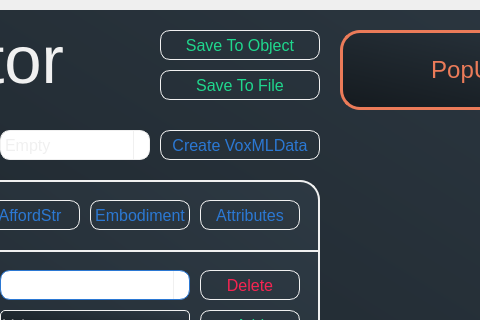
Above: voxml-framework/Scenes/UI/MainVoxMLWindow.ui from lukasgeis/text2scene before the change; both pictures show x 520 to 1000 and y 0 to 320 of the 1300 by 820 pixel window. Below: the same form after it.
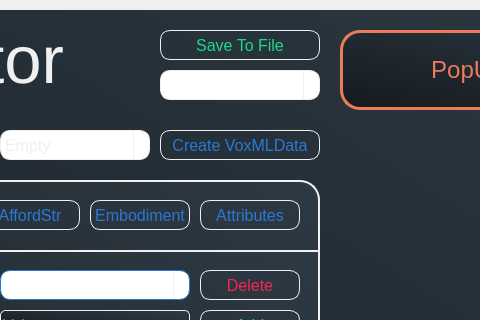
That is the form after the change.

Commit message: opening restructure

What changed in the file:
```diff
--- a/voxml-framework/Scenes/UI/MainVoxMLWindow.ui
+++ b/voxml-framework/Scenes/UI/MainVoxMLWindow.ui
@@ -3923,7 +3923,7 @@
      <property name="geometry">
       <rect>
        <x>670</x>
-       <y>60</y>
+       <y>20</y>
        <width>160</width>
        <height>30</height>
       </rect>
@@ -3959,46 +3959,6 @@
       <string>Save To File</string>
      </property>
     </widget>
-    <widget class="QPushButton" name="saveToObject">
-     <property name="geometry">
-      <rect>
-       <x>670</x>
-       <y>20</y>
-       <width>160</width>
-       <height>30</height>
-      </rect>
-     </property>
-     <property name="font">
-      <font>
-       <family>Segoe UI</family>
-       <pointsize>12</pointsize>
-       <weight>50</weight>
-       <italic>false</italic>
-       <bold>false</bold>
-       <underline>false</underline>
-       <strikeout>false</strikeout>
-      </font>
-     </property>
-     <property name="toolTip">
-      <string>Save your edits to your VoxML Object</string>
-     </property>
-     <property name="styleSheet">
-      <string notr="true">QPushButton {
-	background-color:  qlineargradient(x1: 0, y1: 0, x2: 0, y2: 1,
-                                 stop: 0 #161c21, stop: 1.0 #2d3943);
-	border-radius: 10px;
-	border: 1px solid #f0f0f0;
-	color: #1fd78d;
-}
-
-QPushButton::hover {
-	border: 1px solid #1fd78d;
-}</string>
-     </property>
-     <property name="text">
-      <string>Save To Object</string>
-     </property>
-    </widget>
     <widget class="QLabel" name="popupText">
      <property name="geometry">
       <rect>
@@ -4140,6 +4100,64 @@
       <string>Image</string>
      </property>
     </widget>
+    <widget class="QComboBox" name="chooseVoxMLObject">
+     <property name="geometry">
+      <rect>
+       <x>670</x>
+       <y>60</y>
+       <width>160</width>
+       <height>30</height>
+      </rect>
+     </property>
+     <property name="styleSheet">
+      <string notr="true">QComboBox {
+    border: 1px solid #f0f0f0;
+    border-radius: 10px;
+	color: #f0f0f0;
+}
+
+QComboBox::hover {
+	border: 2px solid #1fd78d;
+}
+
+QComboBox:editable {
+    background: #f0f0f0;
+}
+
+QComboBox:!editable, QComboBox::drop-down:editable {
+     background: qlineargradient(x1: 0, y1: 0, x2: 0, y2: 1,
+                                 stop: 0 #161c21, stop: 1.0 #2d3943);
+}
+
+QComboBox:!editable:on, QComboBox::drop-down:editable:on {
+    background:  qlineargradient(x1: 0, y1: 0, x2: 0, y2: 1,
+                                 stop: 0 #161c21, stop: 1.0 #2d3943);
+}
+
+QComboBox:on { 
+    padding-top: 3px;
+    padding-left: 4px;
+}
+
+QComboBox::drop-down {
+    subcontrol-origin: padding;
+    subcontrol-position: top right;
+    width: 15px;
+
+    border-left-width: 1px;
+    border-left-color: #f0f0f0;
+    border-left-style: solid;
+    border-top-right-radius: 3px;
+    border-bottom-right-radius: 3px;
+}
+
+QComboBox::down-arrow:on { 
+    top: 1px;
+    left: 1px;
+}
+</string>
+     </property>
+    </widget>
    </widget>
   </widget>
  </widget>
```
The commit also changes 2 other files.
